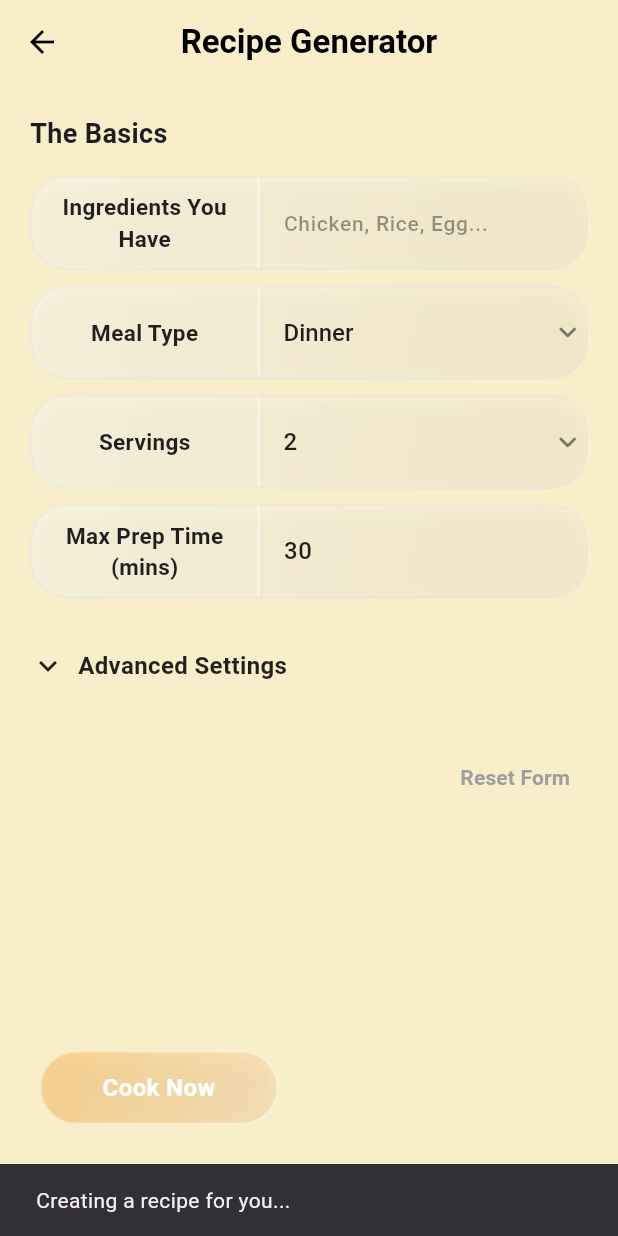
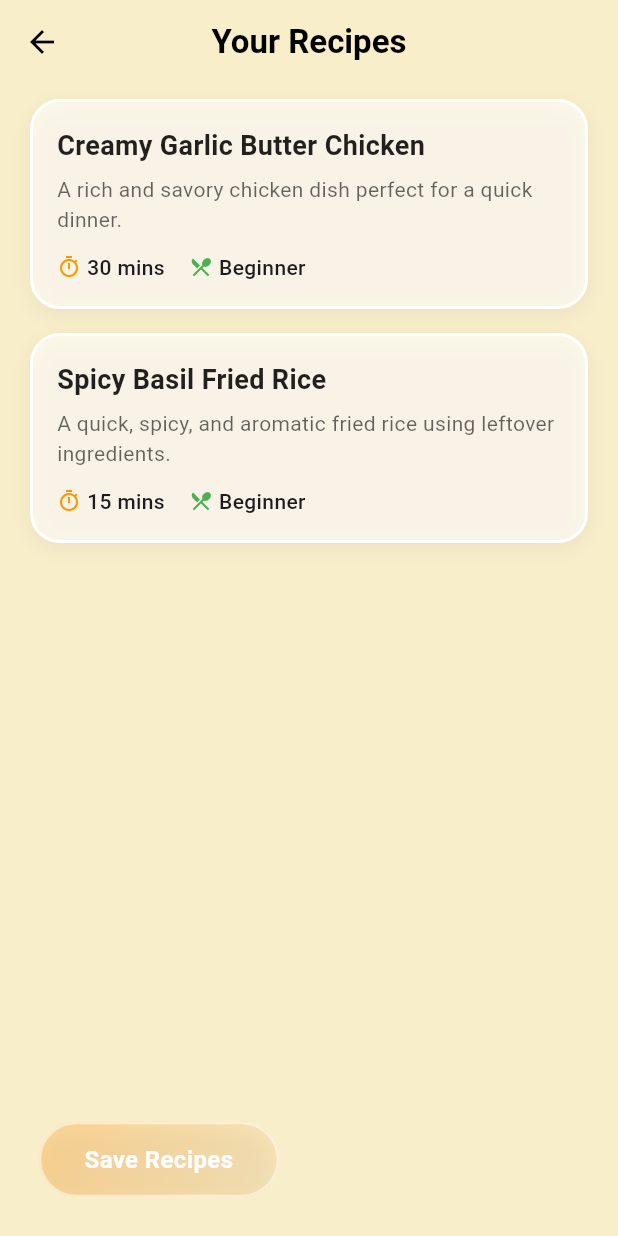
Before and after one commit to DavidLingJH/KitaHack2026, a Flutter app: the RecipeGenerator screen opened directly, after a tap on "Cook Now", on a phone screen of 412 x 824 dp. Run offline on Flutter 3.47's test engine with Material 3 defaults, Android fonts, the phone set to English and light mode, and no system bars; our stand-ins replace camera.

Commit message:
Added recipe results page

```diff
--- a/lib/RecipeGenerator.dart
+++ b/lib/RecipeGenerator.dart
@@ -2,8 +2,8 @@ import 'package:flutter/material.dart';
 import 'package:kitahack_frontend/GlassButton.dart';
 import 'package:kitahack_frontend/GlassDropdownField.dart';
 import 'package:kitahack_frontend/InputTextField.dart';
+import 'package:kitahack_frontend/RecipeResult.dart';
 // Make sure to import your new dropdown widget!
-import 'package:kitahack_frontend/GlassDropdownField.dart';
 
 class RecipeGenerator extends StatefulWidget {
   const RecipeGenerator({super.key});
@@ -43,6 +43,7 @@ class _RecipeGeneratorState extends State<RecipeGenerator> {
   }
 
   void _generateRecipe() {
+    // 1. You can keep your print statements for debugging if you want
     print("--- NEW SINGLE RECIPE REQUEST ---");
     print("Ingredients: ${ingredients.text}");
     print("Type: $selectedMealType");
@@ -53,8 +54,12 @@ class _RecipeGeneratorState extends State<RecipeGenerator> {
     print("Halal: $isHalal");
     print("Healthy: $isHealthy");
 
-    ScaffoldMessenger.of(context).showSnackBar(
-      const SnackBar(content: Text("Creating a recipe for you...")),
+    // 2. Navigate to the RecipeResult screen
+    Navigator.push(
+      context,
+      MaterialPageRoute(
+        builder: (context) => const RecipeResult(),
+      ),
     );
   }
 
--- /dev/null
+++ b/lib/RecipeResult.dart
@@ -0,0 +1,315 @@
+import 'package:flutter/material.dart';
+import 'package:kitahack_frontend/GlassButton.dart';
+
+class RecipeResult extends StatelessWidget {
+  const RecipeResult({super.key});
+
+  // 1. THE DRAFT ARRAY (Dummy Data)
+  // Later, you can pass this in through the constructor from your backend!
+  final List<Map<String, dynamic>> draftRecipes = const [
+    {
+      "title": "Creamy Garlic Butter Chicken",
+      "description": "A rich and savory chicken dish perfect for a quick dinner.",
+      "time": "30 mins",
+      "difficulty": "Beginner",
+      "calories": "450 kcal",
+      "ingredients": [
+        "2 Chicken breasts",
+        "4 cloves Garlic, minced",
+        "1/2 cup Heavy cream",
+        "2 tbsp Butter",
+        "1 tsp Italian seasoning",
+      ],
+      "instructions": [
+        "Season the chicken breasts with salt, pepper, and Italian seasoning.",
+        "Melt butter in a skillet over medium-high heat and cook chicken until golden brown.",
+        "Remove chicken, lower heat, and sauté minced garlic until fragrant.",
+        "Stir in the heavy cream and let it simmer until slightly thickened.",
+        "Return the chicken to the skillet, coat with sauce, and serve hot."
+      ],
+    },
+    {
+      "title": "Spicy Basil Fried Rice",
+      "description": "A quick, spicy, and aromatic fried rice using leftover ingredients.",
+      "time": "15 mins",
+      "difficulty": "Beginner",
+      "calories": "380 kcal",
+      "ingredients": [
+        "2 cups Cooked rice (day-old is best)",
+        "1 cup Mixed vegetables",
+        "2 tbsp Soy sauce",
+        "1 tbsp Chili paste",
+        "Handful of fresh basil",
+      ],
+      "instructions": [
+        "Heat oil in a wok or large pan over high heat.",
+        "Add mixed vegetables and stir-fry for 2 minutes.",
+        "Add the cooked rice, breaking up any clumps.",
+        "Pour in soy sauce and chili paste, tossing everything together evenly.",
+        "Toss in fresh basil right before turning off the heat. Serve immediately."
+      ],
+    }
+  ];
+
+  @override
+  Widget build(BuildContext context) {
+    return Scaffold(
+      backgroundColor: const Color(0xffF9EECA),
+      extendBodyBehindAppBar: true,
+      appBar: AppBar(
+        backgroundColor: Colors.transparent,
+        elevation: 0,
+        title: const Text(
+          "Your Recipes",
+          style: TextStyle(color: Colors.black, fontWeight: FontWeight.bold),
+        ),
+        centerTitle: true,
+        leading: const BackButton(color: Colors.black),
+      ),
+      floatingActionButtonLocation: FloatingActionButtonLocation.startFloat,
+      floatingActionButton: Container(
+        width: 160,
+        margin: const EdgeInsets.only(bottom: 10, left: 10),
+        child: GlassButton(
+          text: "Save Recipes",
+          onPressed: () {
+            // TODO: Handle saving recipes to user's profile
+            ScaffoldMessenger.of(context).showSnackBar(
+              const SnackBar(content: Text("Recipes saved to your profile!")),
+            );
+          },
+          color: Colors.orangeAccent,
+        ),
+      ),
+      // 2. THE LIST OF RECIPES
+      body: SafeArea(
+        child: ListView.builder(
+          // Padding at the bottom so the last item doesn't hide behind the FloatingActionButton
+          padding: const EdgeInsets.fromLTRB(20, 10, 20, 100),
+          itemCount: draftRecipes.length,
+          itemBuilder: (context, index) {
+            final recipe = draftRecipes[index];
+            return RecipeMiniCard(
+              recipe: recipe,
+              onTap: () {
+                // Navigate to the detail screen when tapped
+                Navigator.push(
+                  context,
+                  MaterialPageRoute(
+                    builder: (context) => RecipeDetailScreen(recipe: recipe),
+                  ),
+                );
+              },
+            );
+          },
+        ),
+      ),
+    );
+  }
+}
+
+// ==========================================
+// THE SMALL WIDGET (Mini Card)
+// ==========================================
+class RecipeMiniCard extends StatelessWidget {
+  final Map<String, dynamic> recipe;
+  final VoidCallback onTap;
+
+  const RecipeMiniCard({
+    super.key,
+    required this.recipe,
+    required this.onTap,
+  });
+
+  @override
+  Widget build(BuildContext context) {
+    return Container(
+      margin: const EdgeInsets.only(bottom: 16),
+      decoration: BoxDecoration(
+        color: Colors.white.withValues(alpha: 0.6), // Glassy white feel
+        borderRadius: BorderRadius.circular(20),
+        border: Border.all(color: Colors.white, width: 2),
+        boxShadow: [
+          BoxShadow(
+            color: Colors.black.withValues(alpha: 0.05),
+            blurRadius: 10,
+            offset: const Offset(0, 4),
+          ),
+        ],
+      ),
+      child: Material(
+        color: Colors.transparent,
+        child: InkWell(
+          borderRadius: BorderRadius.circular(20),
+          onTap: onTap,
+          child: Padding(
+            padding: const EdgeInsets.all(16.0),
+            child: Column(
+              crossAxisAlignment: CrossAxisAlignment.start,
+              children: [
+                Text(
+                  recipe["title"],
+                  style: const TextStyle(
+                    fontSize: 18,
+                    fontWeight: FontWeight.bold,
+                    color: Colors.black87,
+                  ),
+                ),
+                const SizedBox(height: 6),
+                Text(
+                  recipe["description"],
+                  style: TextStyle(
+                    fontSize: 14,
+                    color: Colors.black.withValues(alpha: 0.6),
+                  ),
+                  maxLines: 2,
+                  overflow: TextOverflow.ellipsis,
+                ),
+                const SizedBox(height: 12),
+                Row(
+                  children: [
+                    const Icon(Icons.timer_outlined, size: 16, color: Colors.orange),
+                    const SizedBox(width: 4),
+                    Text(recipe["time"], style: const TextStyle(fontWeight: FontWeight.w500)),
+                    const SizedBox(width: 16),
+                    const Icon(Icons.restaurant_menu, size: 16, color: Colors.green),
+                    const SizedBox(width: 4),
+                    Text(recipe["difficulty"], style: const TextStyle(fontWeight: FontWeight.w500)),
+                  ],
+                ),
+              ],
+            ),
+          ),
+        ),
+      ),
+    );
+  }
+}
+
+// ==========================================
+// THE FULL DETAILS PAGE
+// ==========================================
+class RecipeDetailScreen extends StatelessWidget {
+  final Map<String, dynamic> recipe;
+
+  const RecipeDetailScreen({super.key, required this.recipe});
+
+  @override
+  Widget build(BuildContext context) {
+    final List<String> ingredients = recipe["ingredients"];
+    final List<String> instructions = recipe["instructions"];
+
+    return Scaffold(
+      backgroundColor: const Color(0xffF9EECA),
+      appBar: AppBar(
+        backgroundColor: Colors.transparent,
+        elevation: 0,
+        leading: const BackButton(color: Colors.black),
+      ),
+      body: SingleChildScrollView(
+        padding: const EdgeInsets.symmetric(horizontal: 20, vertical: 10),
+        child: Column(
+          crossAxisAlignment: CrossAxisAlignment.start,
+          children: [
+            // Title and Quick Stats
+            Text(
+              recipe["title"],
+              style: const TextStyle(fontSize: 28, fontWeight: FontWeight.bold, color: Colors.black87),
+            ),
+            const SizedBox(height: 15),
+            Row(
+              mainAxisAlignment: MainAxisAlignment.spaceAround,
+              children: [
+                _StatBadge(icon: Icons.timer, text: recipe["time"], color: Colors.orange),
+                _StatBadge(icon: Icons.local_fire_department, text: recipe["calories"], color: Colors.redAccent),
+                _StatBadge(icon: Icons.speed, text: recipe["difficulty"], color: Colors.green),
+              ],
+            ),
+            const SizedBox(height: 30),
+
+            // Ingredients Section
+            const Text(
+              "Ingredients",
+              style: TextStyle(fontSize: 20, fontWeight: FontWeight.bold),
+            ),
+            const SizedBox(height: 10),
+            Container(
+              padding: const EdgeInsets.all(16),
+              decoration: BoxDecoration(
+                color: Colors.white.withValues(alpha: 0.5),
+                borderRadius: BorderRadius.circular(15),
+              ),
+              child: Column(
+                crossAxisAlignment: CrossAxisAlignment.start,
+                children: ingredients.map((item) => Padding(
+                  padding: const EdgeInsets.only(bottom: 8.0),
+                  child: Row(
+                    crossAxisAlignment: CrossAxisAlignment.start,
+                    children: [
+                      const Text("• ", style: TextStyle(fontWeight: FontWeight.bold, fontSize: 16)),
+                      Expanded(child: Text(item, style: const TextStyle(fontSize: 16))),
+                    ],
+                  ),
+                )).toList(),
+              ),
+            ),
+            const SizedBox(height: 30),
+
+            // Instructions Section
+            const Text(
+              "Instructions",
+              style: TextStyle(fontSize: 20, fontWeight: FontWeight.bold),
+            ),
+            const SizedBox(height: 10),
+            ...List.generate(instructions.length, (index) {
+              return Padding(
+                padding: const EdgeInsets.only(bottom: 16.0),
+                child: Row(
+                  crossAxisAlignment: CrossAxisAlignment.start,
+                  children: [
+                    CircleAvatar(
+                      radius: 12,
+                      backgroundColor: Colors.orangeAccent,
+                      child: Text(
+                        "${index + 1}",
+                        style: const TextStyle(fontSize: 12, color: Colors.white, fontWeight: FontWeight.bold),
+                      ),
+                    ),
+                    const SizedBox(width: 12),
+                    Expanded(
+                      child: Text(
+                        instructions[index],
+                        style: const TextStyle(fontSize: 16, height: 1.4),
+                      ),
+                    ),
+                  ],
+                ),
+              );
+            }),
+            const SizedBox(height: 40), // Padding at the bottom
+          ],
+        ),
+      ),
+    );
+  }
+}
+
+// Small helper widget for the icons at the top of the detail screen
+class _StatBadge extends StatelessWidget {
+  final IconData icon;
+  final String text;
+  final Color color;
+
+  const _StatBadge({required this.icon, required this.text, required this.color});
+
+  @override
+  Widget build(BuildContext context) {
+    return Column(
+      children: [
+        Icon(icon, color: color, size: 28),
+        const SizedBox(height: 4),
+        Text(text, style: const TextStyle(fontWeight: FontWeight.w600)),
+      ],
+    );
+  }
+}
```
